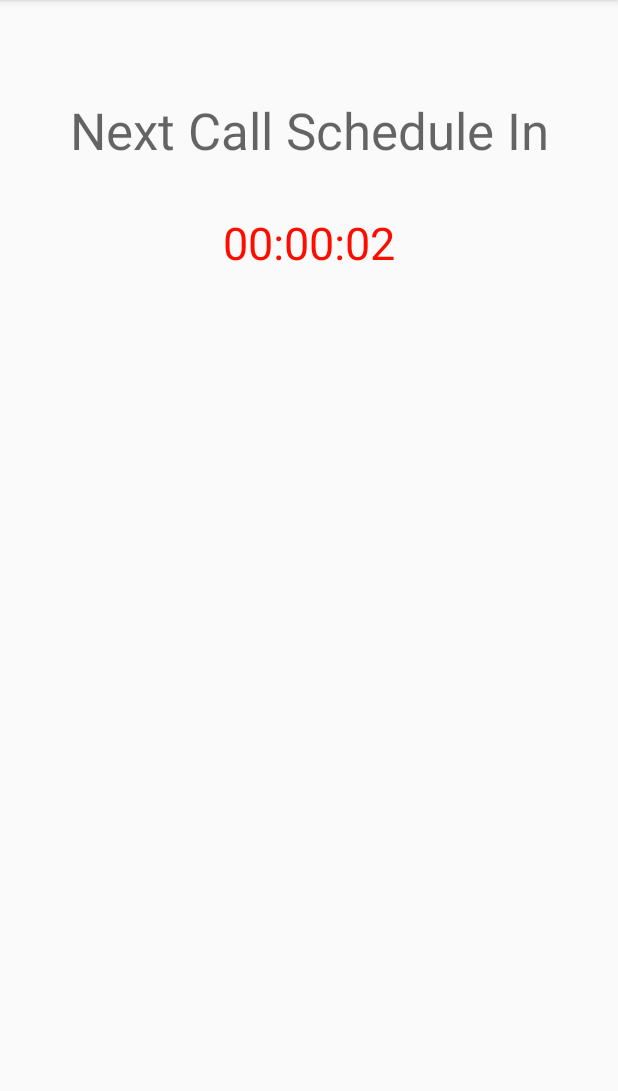
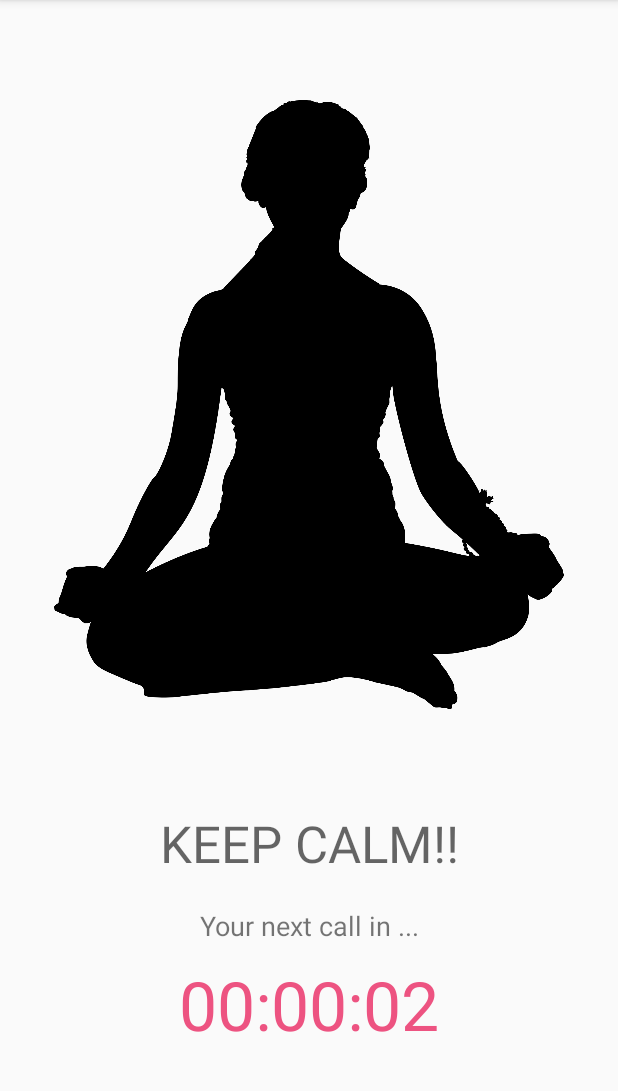
Before and after one commit to iamrahulyadav/five, an Android app: the CallStatusActivity screen opened directly, with no data from a screen before it, on a phone screen of 412 x 824 dp, the part 84-1175 px from its top. Run offline under Robolectric (Android 15) with nearby library versions, the phone set to English and light mode, and no system bars; network calls fail.

Commit message:
UI change for call status page

```diff
--- a/app/config.gradle
+++ b/app/config.gradle
@@ -1,2 +1,3 @@
 project.ext.chatServerUrl = "https://fierce-reaches-30236.herokuapp.com"
 project.ext.serverUrl = "http://ec2-54-69-125-204.us-west-2.compute.amazonaws.com:8000/fiveapp"
+// project.ext.serverUrl = "http://ec2-54-69-125-204.us-west-2.compute.amazonaws.com:8000/fiveapp"
--- a/app/src/main/AndroidManifest.xml
+++ b/app/src/main/AndroidManifest.xml
@@ -38,7 +38,7 @@
         </activity>
 
         <activity
-            android:name=".activities.HomeActivity"
+            android:name=".activities.CallStatusActivity"
             android:windowSoftInputMode="adjustPan">
             <intent-filter>
                 <action android:name="android.intent.action.MAIN" />
@@ -56,7 +56,7 @@
             android:value="@string/facebook_app_id" />
 
         <activity android:name=".activities.CallActivity"
-            android:parentActivityName=".activities.HomeActivity"/>
+            android:parentActivityName=".activities.CallStatusActivity"/>
 
     </application>
 
--- a/app/src/main/java/com/five/shubhamagarwal/five/activities/CallActivity.java
+++ b/app/src/main/java/com/five/shubhamagarwal/five/activities/CallActivity.java
@@ -1,5 +1,6 @@
 package com.five.shubhamagarwal.five.activities;
 
+import android.content.Intent;
 import android.support.v4.app.NavUtils;
 import android.support.v7.app.ActionBar;
 import android.support.v7.app.AppCompatActivity;
@@ -74,6 +75,11 @@ public class CallActivity extends AppCompatActivity implements WebServiceCoordin
                 return true;
         }
         return super.onOptionsItemSelected(item);
+    }
+
+    public void startRatingsActivity() {
+        Intent intent = new Intent(this, RatingsActivity.class);
+        startActivity(intent);
     }
 
     @Override
--- a/app/src/main/java/com/five/shubhamagarwal/five/activities/HomeActivity.java
+++ b/app/src/main/java/com/five/shubhamagarwal/five/activities/CallStatusActivity.java
@@ -13,22 +13,32 @@ import java.util.Calendar;
 import java.util.Date;
 
 
-public class HomeActivity extends AppCompatActivity implements View.OnClickListener {
+public class CallStatusActivity extends AppCompatActivity implements View.OnClickListener {
 
     @Override
     protected void onCreate(Bundle savedInstanceState) {
         super.onCreate(savedInstanceState);
-        setContentView(R.layout.activity_home);
+        setContentView(R.layout.activity_call_status);
     }
+    private static TextView mkeepCalm1, mkeepCalm2, mTimerView;
 
+    public interface CallStatus{
+        String NO_CALL = "Till we schedule your next call.";
+        String CALL_IN = "Your next call in ...";
+    }
     @Override
     protected void onStart() {
         super.onStart();
 
         final Button mCallButton = (Button) findViewById(R.id.call_button);
-        mCallButton.setVisibility(View.GONE);
+        mkeepCalm1 = (TextView) findViewById(R.id.keep_calm_text1);
+        mkeepCalm2 = (TextView) findViewById(R.id.keep_calm_text2);
+        mTimerView = (TextView) findViewById(R.id.timer_id);
+
+        mkeepCalm2.setText(CallStatus.CALL_IN);
+
+        mCallButton.setVisibility(View.INVISIBLE);
         mCallButton.setOnClickListener(this);
-        final TextView mTimerView = (TextView) findViewById(R.id.timerId);
         Calendar calendar = Calendar.getInstance();
 
         calendar.add(Calendar.SECOND, 3);
@@ -47,8 +57,11 @@ public class HomeActivity extends AppCompatActivity implements View.OnClickListe
                                 String time = Gen.getTimeDiffFromCurrentTime(scheduledTime);
                                 mTimerView.setText(time);
                                 if ((scheduledTime.getTime() - currentTime.getTime())/1000 <= 0){
+                                    mCallButton.setVisibility(View.VISIBLE);
+
                                     mTimerView.setVisibility(View.INVISIBLE);
-                                    mCallButton.setVisibility(View.VISIBLE);
+                                    mkeepCalm1.setVisibility(View.INVISIBLE);
+                                    mkeepCalm2.setVisibility(View.INVISIBLE);
                                 }
                             }
                         });
--- a/app/src/main/java/com/five/shubhamagarwal/five/utils/VideoCallHandlers.java
+++ b/app/src/main/java/com/five/shubhamagarwal/five/utils/VideoCallHandlers.java
@@ -26,6 +26,7 @@ public class VideoCallHandlers implements View.OnClickListener{
         switch (v.getId()){
             case R.id.disconnect_call: {
                 Gen.toast("Disconnecting the call.....", callActivity);
+                callActivity.startRatingsActivity();
                 NavUtils.navigateUpFromSameTask(callActivity);
                 break;
             }
--- /dev/null
+++ b/app/src/main/res/layout/activity_call_status.xml
@@ -0,0 +1,59 @@
+<?xml version="1.0" encoding="utf-8"?>
+<LinearLayout xmlns:android="http://schemas.android.com/apk/res/android"
+    xmlns:app="http://schemas.android.com/apk/res-auto"
+    xmlns:tools="http://schemas.android.com/tools"
+    android:layout_width="match_parent"
+    android:layout_height="match_parent"
+    tools:context="com.five.shubhamagarwal.five.activities.CallStatusActivity"
+    android:orientation="vertical">
+
+    <ImageView
+        android:layout_width="match_parent"
+        android:layout_height="0dp"
+        android:layout_weight="0.8"
+        android:id="@+id/keep_calm_image"
+        android:src="@mipmap/female_calm"
+        android:layout_margin="36dp"
+        />
+
+    <TextView
+        android:id="@+id/keep_calm_text1"
+        android:text="KEEP CALM!!"
+        android:layout_marginBottom="20dp"
+        android:textAlignment="center"
+        android:textAppearance="@style/TextAppearance.AppCompat.Display1"
+        android:layout_below="@+id/keep_calm_image"
+        android:layout_height="wrap_content"
+        android:layout_width="match_parent" />
+
+    <TextView
+        android:id="@+id/keep_calm_text2"
+        android:text=""
+        android:textAlignment="center"
+        android:textSize="@dimen/paragraph_size"
+        android:layout_below="@+id/keep_calm_text1"
+        android:layout_height="wrap_content"
+        android:layout_width="match_parent" />
+
+    <TextView
+        android:id="@+id/timer_id"
+        android:layout_width="match_parent"
+        android:textColor="@color/colorPrimary"
+        android:layout_height="wrap_content"
+        android:layout_margin="10dp"
+        android:textAppearance="@style/TextAppearance.AppCompat.Display2"
+        android:layout_gravity="center_horizontal"
+        android:gravity="center"
+        android:layout_below="@id/keep_calm_text2"
+        />
+
+    <Button
+        android:id="@+id/call_button"
+        android:layout_width="match_parent"
+        android:layout_height="wrap_content"
+        android:textColor="@color/white"
+        android:background="@color/colorPrimaryDark"
+        android:layout_alignParentBottom="true"
+        android:layout_marginBottom="10dp"
+        android:text="Attend Call" />
+</LinearLayout>
--- a/app/src/main/res/layout/activity_filters.xml
+++ b/app/src/main/res/layout/activity_filters.xml
@@ -143,6 +143,7 @@
                 android:layout_width="match_parent"
                 android:layout_height="wrap_content"
                 android:id="@+id/age_seekbar"
+                rsb:defaultColor="@color/colorPrimaryDark"
                 rsb:thumbNormal="@drawable/custom_slider_thumb"
                 rsb:thumbPressed="@drawable/custom_slider_thumb"
                 android:layout_marginTop="@dimen/extra_big_margin"
--- a/app/src/main/res/layout/activity_home.xml
+++ /dev/null
@@ -1,49 +0,0 @@
-<?xml version="1.0" encoding="utf-8"?>
-<android.support.constraint.ConstraintLayout xmlns:android="http://schemas.android.com/apk/res/android"
-    xmlns:app="http://schemas.android.com/apk/res-auto"
-    xmlns:tools="http://schemas.android.com/tools"
-    android:layout_width="match_parent"
-    android:layout_height="match_parent"
-    tools:context="com.five.shubhamagarwal.five.activities.HomeActivity">
-
-    <TextView
-        android:id="@+id/textView3"
-        android:layout_width="0dp"
-        android:layout_height="wrap_content"
-        android:layout_marginLeft="32dp"
-        android:layout_marginRight="32dp"
-        android:layout_marginTop="64dp"
-        android:text="Next Call Schedule In"
-        android:textAlignment="center"
-        android:textAppearance="@style/TextAppearance.AppCompat.Display1"
-        app:layout_constraintLeft_toLeftOf="parent"
-        app:layout_constraintRight_toRightOf="parent"
-        app:layout_constraintTop_toTopOf="parent" />
-
-    <TextView
-        android:id="@+id/timerId"
-        android:layout_width="0dp"
-        android:layout_height="wrap_content"
-        android:layout_marginLeft="32dp"
-        android:layout_marginRight="32dp"
-        android:layout_marginTop="32dp"
-        android:textAlignment="center"
-        android:textColor="@color/colorAccent"
-        android:textSize="30sp"
-        app:layout_constraintLeft_toLeftOf="parent"
-        app:layout_constraintRight_toRightOf="parent"
-        app:layout_constraintTop_toBottomOf="@+id/textView3" />
-
-    <Button
-        android:id="@+id/call_button"
-        android:layout_width="0dp"
-        android:layout_height="wrap_content"
-        android:layout_marginLeft="32dp"
-        android:layout_marginRight="32dp"
-        android:layout_marginTop="32dp"
-        android:background="@android:color/holo_green_dark"
-        android:text="Call"
-        app:layout_constraintLeft_toLeftOf="parent"
-        app:layout_constraintRight_toRightOf="parent"
-        app:layout_constraintTop_toBottomOf="@+id/textView3" />
-</android.support.constraint.ConstraintLayout>
--- a/app/src/main/res/values/styles.xml
+++ b/app/src/main/res/values/styles.xml
@@ -19,8 +19,9 @@
     </style>
 
     <style name="MyCheckBox" parent="Theme.AppCompat.Light">
-        <item name="colorControlNormal">@color/indigo</item>
-        <item name="colorControlActivated">@color/colorPrimary</item>
+        <item name="colorControlNormal">@color/colorPrimary</item>
+        <item name="colorControlActivated">@color/colorPrimaryDark</item>
+        <item name="android:paddingLeft">20dp</item>
     </style>
 
     <style name="HeaderStyle">
```
Also changed, not shown: app/src/main/java/com/five/shubhamagarwal/five/activities/FiltersActivity.java (+8 -16 lines), app/src/main/java/com/five/shubhamagarwal/five/activities/LoginActivity.java (+10 -3 lines), app/src/main/java/com/five/shubhamagarwal/five/activities/RatingsActivity.java (+5 -12 lines), app/src/main/java/com/five/shubhamagarwal/five/utils/Gen.java (+7 -0 lines), app/src/main/java/com/five/shubhamagarwal/five/utils/JsonObjectRequestWithAuth.java (added, +36 -0 lines), app/src/main/res/mipmap-hdpi/female_calm.png (added), app/src/main/res/mipmap-hdpi/male_calm.png (added).
